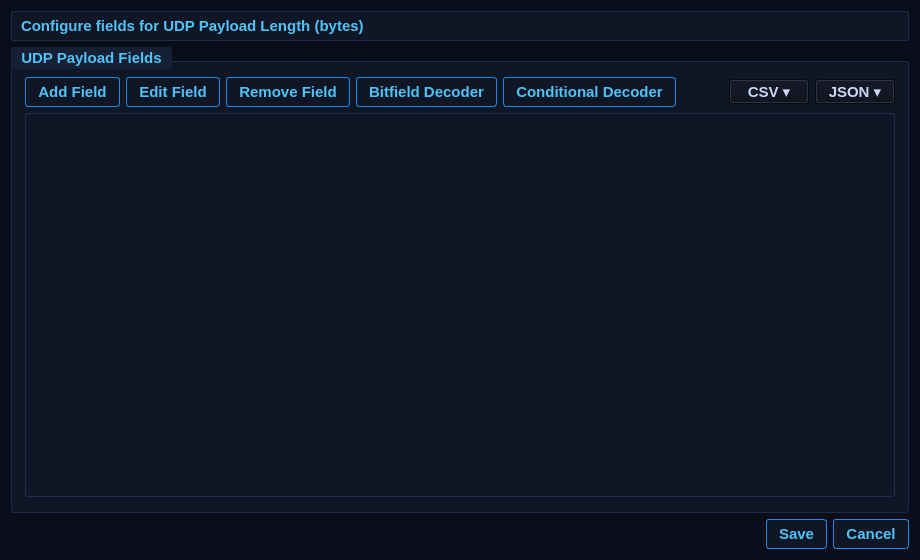
rohityaduvxnshi/pcapfile, file app_parser/forms/FieldConfigurationDialog.ui: the form before one commit.
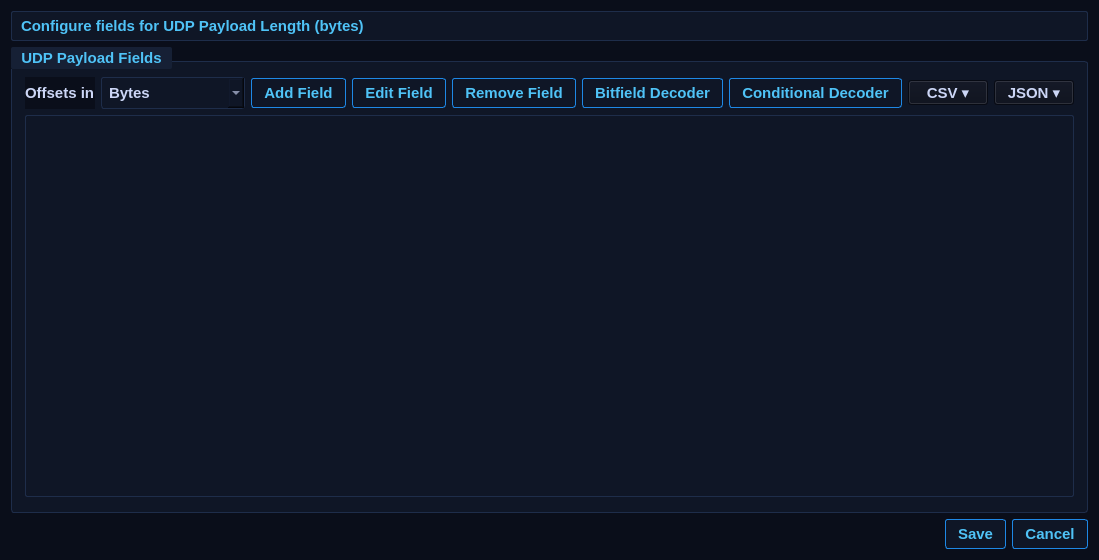
The form after the commit.

Commit message: Part D (Bytes/Words): per-message field-offset unit selector

```diff
--- a/app_parser/forms/FieldConfigurationDialog.ui
+++ b/app_parser/forms/FieldConfigurationDialog.ui
@@ -13,6 +13,8 @@
      <layout class="QVBoxLayout" name="fieldLayout">
       <item>
        <layout class="QHBoxLayout" name="buttonLayout">
+        <item><widget class="QLabel" name="lblOffsetUnit"><property name="text"><string>Offsets in</string></property></widget></item>
+        <item><widget class="QComboBox" name="cmbOffsetUnit"><property name="toolTip"><string>Unit for the offset column. Words = 2 bytes each. Offsets are always stored in bytes and field length is always in bytes; this only changes how offsets are shown/entered.</string></property><item><property name="text"><string>Bytes</string></property></item><item><property name="text"><string>Words (2 bytes)</string></property></item></widget></item>
         <item><widget class="QPushButton" name="btnAddField"><property name="text"><string>Add Field</string></property></widget></item>
         <item><widget class="QPushButton" name="btnEditField"><property name="text"><string>Edit Field</string></property></widget></item>
         <item><widget class="QPushButton" name="btnRemoveField"><property name="text"><string>Remove Field</string></property></widget></item>
```
The commit also changes 11 other files.
